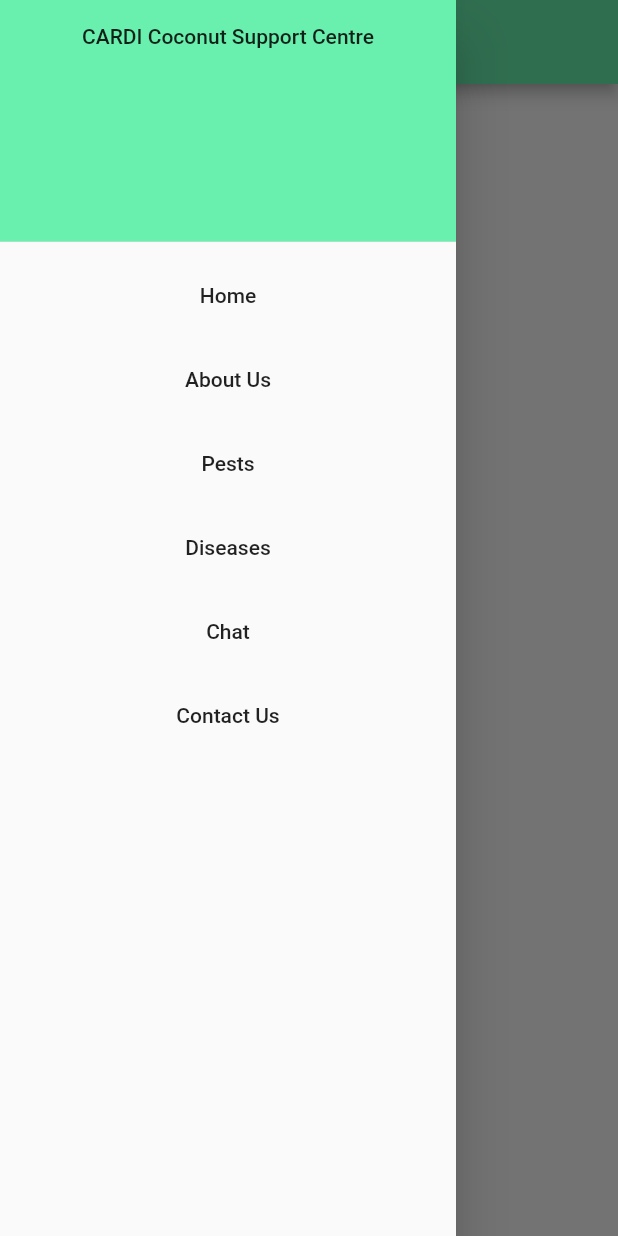
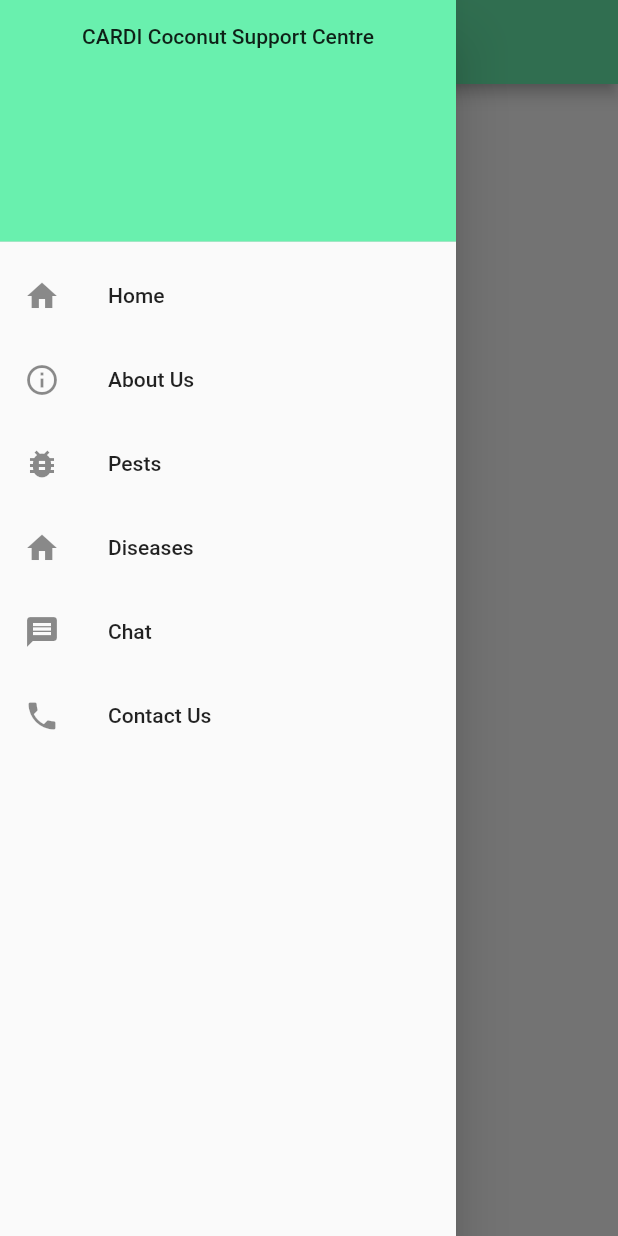
Before and after one commit to forbes27/cardi-coco-support-app, a Flutter app: the RootScaffold screen opened directly, with the side drawer open, on a phone screen of 412 x 824 dp. Run offline on Flutter 3.47's test engine with Material 2 defaults, Android fonts, the phone set to English and light mode, and no system bars; our stand-ins replace firebase_auth, google_sign_in; accounts and stored records are empty.

Commit message:
Drawer icons

```diff
--- a/cardi_app/lib/main.dart
+++ b/cardi_app/lib/main.dart
@@ -4,6 +4,7 @@ import './ui/login.dart';
 import './ui/homepage.dart';
 import 'root_page.dart';
 import './ui/search.dart';
+//import 'package:cloud_firestore/cloud_firestore.dart';
 
 void main() => runApp(MyApp());
 
@@ -17,8 +18,8 @@ class MyApp extends StatelessWidget {
         primarySwatch: Colors.green,
       ),
 
-      home: new HomePage()
-      /*home: new SearchListExample()*/
+      home: new SplashPage()
+//      home: new SearchListExample()
     );
   }
 }
--- a/cardi_app/lib/ui/homepage.dart
+++ b/cardi_app/lib/ui/homepage.dart
@@ -8,7 +8,9 @@ import './contact-us.dart';
 class HomePage extends StatelessWidget {
   @override
   Widget build(BuildContext context) {
-    return new RootScaffold(body: new Center(
+    return new RootScaffold(body: new Image.asset(
+        'images/home.jpg'
+      /*
       child: new SingleChildScrollView(
           child: new Column(
               children: <Widget>[
@@ -23,8 +25,10 @@ class HomePage extends StatelessWidget {
                       fontSize: 40),
                 ),
                 */
-              ])
+              ]),
+
       ),
+      */
     ));
   }
 }
@@ -45,8 +49,9 @@ class RootDrawer extends StatelessWidget {
               ),
 
               ListTile(
+                leading: Icon(Icons.home),
                   title: Text('Home', textDirection: TextDirection.ltr,
-                    textAlign: TextAlign.center,),
+                    textAlign: TextAlign.left,),
                   onTap: (){
                     Navigator.push(
                       context,
@@ -54,8 +59,9 @@ class RootDrawer extends StatelessWidget {
                     );
                   }),
               ListTile(
+                  leading: Icon(Icons.info_outline),
                   title: Text('About Us', textDirection: TextDirection.ltr,
-                    textAlign: TextAlign.center,),
+                    textAlign: TextAlign.left,),
                   onTap: (){
                     Navigator.push(
                       context,
@@ -63,8 +69,9 @@ class RootDrawer extends StatelessWidget {
                     );
                   }),
               ListTile(
+                  leading: Icon(Icons.bug_report),
                   title: Text('Pests', textDirection: TextDirection.ltr,
-                    textAlign: TextAlign.center,),
+                    textAlign: TextAlign.left,),
                   onTap: (){
                     Navigator.push(
                       context,
@@ -72,8 +79,9 @@ class RootDrawer extends StatelessWidget {
                     );
                   }),
               ListTile(
+                  leading: Icon(Icons.home),
                   title: Text('Diseases', textDirection: TextDirection.ltr,
-                    textAlign: TextAlign.center,),
+                    textAlign: TextAlign.left,),
                   onTap: (){
                     Navigator.push(
                       context,
@@ -81,8 +89,9 @@ class RootDrawer extends StatelessWidget {
                     );
                   }),
               ListTile(
+                  leading: Icon(Icons.message),
                   title: Text('Chat', textDirection: TextDirection.ltr,
-                    textAlign: TextAlign.center,),
+                    textAlign: TextAlign.left,),
                   onTap: (){
                     Navigator.push(
                       context,
@@ -90,8 +99,9 @@ class RootDrawer extends StatelessWidget {
                     );
                   }),
               ListTile(
+                  leading: Icon(Icons.phone),
                   title: Text('Contact Us', textDirection: TextDirection.ltr,
-                    textAlign: TextAlign.center,),
+                    textAlign: TextAlign.left,),
                   onTap: (){
                     Navigator.push(
                       context,
--- a/cardi_app/lib/ui/search.dart
+++ b/cardi_app/lib/ui/search.dart
@@ -18,7 +18,7 @@ class _SearchListExampleState extends State<SearchListExample> {
     Icons.search,
     color: Colors.white,
   );
-  final globalKey = new GlobalKey<ScaffoldState>();
+  final globalKey = new GlobalKey <ScaffoldState>();
   final TextEditingController _controller = new TextEditingController();
   List<dynamic> _list;
   bool _isSearching;
--- a/cardi_app/pubspec.yaml
+++ b/cardi_app/pubspec.yaml
@@ -19,10 +19,11 @@ dependencies:
   # The following adds the Cupertino Icons font to your application.
   # Use with the CupertinoIcons class for iOS style icons.
   cupertino_icons: ^0.1.2
-  firebase_auth: "^0.6.6"
+  firebase_auth: "^0.8.0"
   firebase_core: any
   firebase_database: "^1.0.5"
   google_sign_in: "^3.3.0"
+  cloud_firestore: "0.9.0"
 
 
 dev_dependencies:
```
Also changed, not shown: 1 other file.
